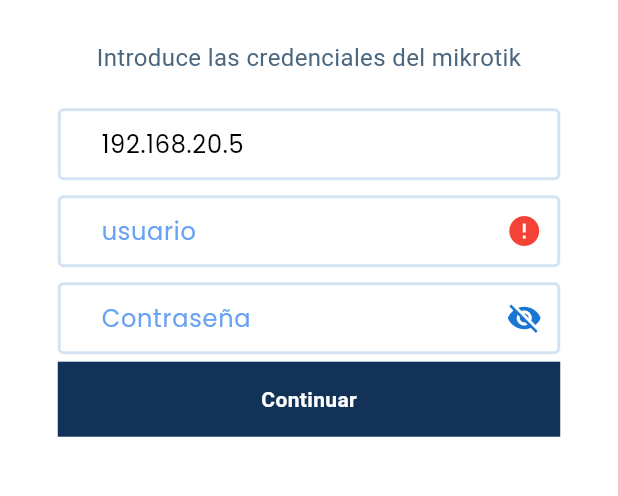
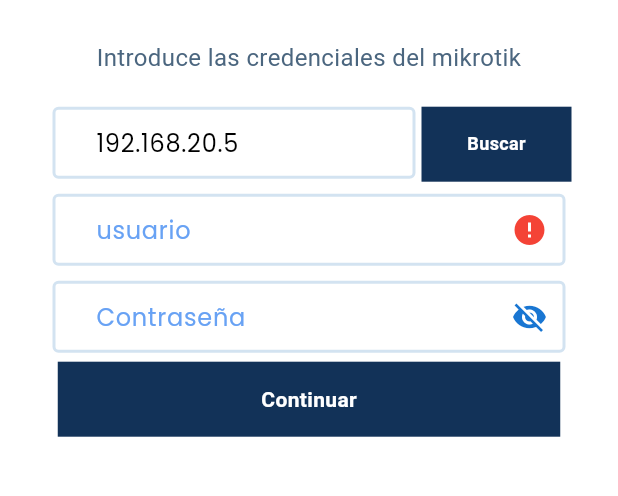
Before and after one commit to LuisDiazDev/tickets, a Flutter app: the screen it shows after launch, on a phone screen of 412 x 824 dp, the part 310-806 px from its top. Run offline on Flutter 3.47's test engine with Material 3 defaults, Android fonts, the phone set to English and light mode, and no system bars; our stand-ins replace badges, bloc, connectivity_plus, dropdown_button2, equatable, eva_icons_flutter and 7 more; missing offline and left inert: aligned_dialog, bluetooth_print, ftpconnect, network_info_plus; accounts and stored records are empty; Roboto replaces fonts that are missing (Domine, Nunito Sans).

Commit message:
add scritp

```diff
--- a/lib/Data/Services/printer_service.dart
+++ b/lib/Data/Services/printer_service.dart
@@ -14,6 +14,7 @@
   PrinterService._();
 
   void printerB({String user = "", ConfigModel? configModel,String price="",String duration=""}) async {
+    price = price.replaceAll("S", "\$");
     Map<String, dynamic> config = {
       'width':0,
       'height':70,
--- a/lib/Modules/Home/widgets/CustomPlanWidget.dart
+++ b/lib/Modules/Home/widgets/CustomPlanWidget.dart
@@ -72,7 +72,7 @@
               Align(
                 alignment: Alignment.bottomLeft,
                 child: Text(
-                    sp.length >4 ? sp[4]:"",
+                    sp.length >4 ? sp[4].replaceAll("S", "\$"):"",
                   style: const TextStyle(
                     color: ColorsApp.primary,
                     fontSize: 18,
--- a/lib/Modules/Login/LoginPage.dart
+++ b/lib/Modules/Login/LoginPage.dart
@@ -1,5 +1,7 @@
+import 'package:TicketOs/Modules/Login/widget/find_ip_widget.dart';
 import 'package:flutter/material.dart';
 import 'package:flutter_bloc/flutter_bloc.dart';
+import 'package:network_info_plus/network_info_plus.dart';
 
 import '../../Core/Values/Colors.dart';
 import '../Alerts/AlertCubit.dart';
@@ -51,7 +53,7 @@
                   child: Column(
                     crossAxisAlignment: CrossAxisAlignment.center,
                     mainAxisSize: MainAxisSize.max,
-                    mainAxisAlignment: MainAxisAlignment.start,
+                    mainAxisAlignment: MainAxisAlignment.center,
                     children: [
                      SizedBox(
                        height: MediaQuery.of(context).size.height*.2,
@@ -80,27 +82,75 @@
                         ),
                       ),
                       const SizedBox(width: double.infinity,height: 15),
-                      CustomsTextFields(
+                      Row(
+                        mainAxisAlignment: MainAxisAlignment.center,
+                        children: [
+                          SizedBox(
+                            width: 250,
+                            child: CustomsTextFields(
                               hintText: 'Ip mikrotik',
-                        initial: "192.168.20.5",
+                              initial: state.initialHost,
                               suffixIcon: state.host.value != "" ? state.host.isValid ? const Icon(Icons.check,color: Colors.green,) : const Icon(Icons.error,color: Colors.red,) : null,
                               onChange: (host){
                                 loginBloc.add(ChangeHost(host));
                               },
                             ),
-                      CustomsTextFields(
+                          ),
+                          GestureDetector(
+                            onTap: ()async{
+                              var ip = await NetworkInfo().getWifiIP();
+                              var host = await IpSearch.showDialogSearch(ip:ip??"...");
+                              loginBloc.add(ChangeInitialHost(host));
+                              // setState(() {
+                              //
+                              // });
+                            },
+                            child: Container(
+                              width: 100,
+                              height: 50,
+                              padding: const EdgeInsets.symmetric(vertical: 13),
+                              decoration: const BoxDecoration(color: Color(0xFF123258)),
+                              child: const Row(
+                                mainAxisSize: MainAxisSize.min,
+                                mainAxisAlignment: MainAxisAlignment.center,
+                                crossAxisAlignment: CrossAxisAlignment.center,
+                                children: [
+                                  Text(
+                                    'Buscar',
+                                    textAlign: TextAlign.center,
+                                    style: TextStyle(
+                                      color: Colors.white,
+                                      fontSize: 12,
+                                      fontFamily: 'Nunito Sans',
+                                      fontWeight: FontWeight.w700,
+                                      height: 1.70,
+                                    ),
+                                  ),
+                                ],
+                              ),
+                            ),
+                          )
+                        ],
+                      ),
+                      SizedBox(
+                        width: 350,
+                        child: CustomsTextFields(
                           hintText: 'usuario',
                           suffixIcon: state.email.value != "" ? const Icon(Icons.check,color: Colors.green,) : const Icon(Icons.error,color: Colors.red,),
                           onChange: (email){
                             loginBloc.add(ChangeEmail(email));
                           },
                         ),
-                      CustomsTextFields(
+                      ),
+                      SizedBox(
+                        width: 350,
+                        child: CustomsTextFields(
                           hintText: 'Contraseña',
                           obscureText: true,
                           onChange: (password){
                             loginBloc.add(ChangePassword(password));
                           },
+                        ),
                       ),
                       GestureDetector(
                         onTap: (){
--- a/lib/Modules/Login/bloc/LoginEvents.dart
+++ b/lib/Modules/Login/bloc/LoginEvents.dart
@@ -25,5 +25,9 @@
   ChangeHost(this.host);
 }
 
+class ChangeInitialHost extends LoginEvent {
+  final String host;
+  ChangeInitialHost(this.host);
+}
 
 class ClearLogin extends LoginEvent {}
--- a/lib/Modules/Login/bloc/LoginState.dart
+++ b/lib/Modules/Login/bloc/LoginState.dart
@@ -8,12 +8,14 @@
   final TextInput password;
   final String? messageSuccessSignup;
   final bool? isLoading;
+  final String initialHost;
 
   const LoginState({
     this.email = const EmailInput.pure(),
     this.password = const TextInput.pure(),
     this.messageSuccessSignup = '',
     this.isLoading = false,
+    this.initialHost = "192.168.20.5",
     this.host = const TextInput.pure(),
   });
 
@@ -23,11 +25,13 @@
     TextInput? password,
     String? messageSuccessSignup,
     bool? isLoading,
+    String? initialHost,
     TextInput? host,
   }) {
     return LoginState(
       email: email ?? this.email,
       host: host ?? this.host,
+      initialHost: initialHost ?? this.initialHost,
       password: password ?? this.password,
       isLoading: isLoading ?? this.isLoading,
       messageSuccessSignup: messageSuccessSignup ?? this.messageSuccessSignup,
@@ -40,6 +44,7 @@
     password,
     messageSuccessSignup,
     isLoading,
-    host
+    host,
+    initialHost
   ];
 }
--- a/lib/Modules/Login/widget/customs_texts_fields.dart
+++ b/lib/Modules/Login/widget/customs_texts_fields.dart
@@ -29,13 +29,10 @@
   @override
   Widget build(BuildContext context) {
     return Container(
-      width: 335,
       height: 50,
       margin: const EdgeInsets.all(4),
-      child: Row(
-        children: [
-          Flexible(
       child: TextFormField(
+        key: Key( widget.initial.toString()), // <- Magic!
         textAlign: widget.textAlign,
         keyboardType: widget.textInputType,
         obscureText: !_passwordVisible,
@@ -73,9 +70,6 @@
             ):widget.suffixIcon
         ),
       ),
-          )
-        ],
-      ),
     );
   }
 }
--- a/lib/Modules/Profiles/widget/custom_profile_widget.dart
+++ b/lib/Modules/Profiles/widget/custom_profile_widget.dart
@@ -20,7 +20,7 @@
     ProfileBloc profileBloc = BlocProvider.of<ProfileBloc>(context);
     var sp = profile.onLogin?.split(",") ?? [];
     var duration = sp.length >= 4 ? sp[3] : "";
-    var price = sp.length >= 5 ? sp[4] : "";
+    var price = sp.length >= 5 ? sp[4].replaceAll("S", "\$") : "";
     return GestureDetector(
       onTap: onTap,
       child: Card(
--- a/lib/Modules/Session/SessionCubit.dart
+++ b/lib/Modules/Session/SessionCubit.dart
@@ -21,6 +21,7 @@
 
     PrinterService().init(configModel: cfg);
     await Future.delayed(Duration(seconds: 3));
+
     if (state.isAuthenticated!) {
 
       TicketProvider provider = TicketProvider();
--- a/lib/Modules/Session/SessionState.dart
+++ b/lib/Modules/Session/SessionState.dart
@@ -3,12 +3,14 @@
 class SessionState extends Equatable {
   final bool? isAuthenticated;
   final String? state;
+  final String? ip;
   final bool? wifi;
   final SessionStatus? sessionStatus;
   final ConfigModel? cfg;
 
   const SessionState({
     this.state = '',
+    this.ip ="",
     this.wifi = false,
     this.isAuthenticated = false,
     this.sessionStatus = SessionStatus.none,
@@ -18,6 +20,7 @@
   SessionState copyWith({
     bool? isAuthenticated,
     String? state,
+    String? ip,
     SessionStatus? sessionStatus,
     ConfigModel? configModel,
     bool? wifi,
@@ -26,6 +29,7 @@
           isAuthenticated: isAuthenticated ?? this.isAuthenticated,
           state: state ?? this.state,
           wifi: wifi ?? this.wifi,
+          ip: ip ?? this.ip,
           sessionStatus: sessionStatus ?? this.sessionStatus,
           cfg: configModel ?? cfg);
 
@@ -33,6 +37,7 @@
       isAuthenticated: json['isAuthenticated'] as bool?,
       wifi: json['wifi'] as bool?,
       state: json['state'] as String?,
+      ip: json['ip'] as String?,
       sessionStatus: SessionStatus.values.firstWhere(
         (element) => element.toString() == json['sessionStatus'],
       ),
@@ -45,7 +50,8 @@
         'state': state,
         'sessionStatus': SessionStatus.none.toString(),
         'cfg': cfg?.toJson(),
-        'wifi':wifi
+        'wifi':wifi,
+        'ip':ip
       };
 
   @override
--- a/lib/MyApp.dart
+++ b/lib/MyApp.dart
@@ -4,6 +4,7 @@
 import 'package:flutter_bloc/flutter_bloc.dart';
 import 'package:flutter_localizations/flutter_localizations.dart';
 import 'package:connectivity_plus/connectivity_plus.dart';
+import 'package:network_info_plus/network_info_plus.dart';
 import 'Core/Theme/Theme.dart';
 import 'Core/Values/Enums.dart';
 import 'Core/localization/app_localization.dart';
@@ -52,6 +53,7 @@
     PrinterService();
     final alertCubit = BlocProvider.of<AlertCubit>(context);
     final sessionCubit = BlocProvider.of<SessionCubit>(context);
+
     restApiProvider.init(alertCubit, sessionCubit);
 
     subscription = Connectivity()
@@ -71,6 +73,12 @@
       }
     });
 
+    NetworkInfo().getWifiIP().then((w){
+      sessionCubit.changeState(sessionCubit.state.copyWith(
+          ip:w
+      ));
+    });
+
 
     Connectivity().checkConnectivity().then((result){
       if(result != ConnectivityResult.wifi){
@@ -80,9 +88,13 @@
             wifi: false
         ));
       }else{
-        sessionCubit.changeState(sessionCubit.state.copyWith(
-            wifi: true
-        ));
+        NetworkInfo().getWifiIP().then((w){
+          sessionCubit.changeState(sessionCubit.state.copyWith(
+              wifi: true,
+              ip:w
+          ));
+        });
+
       }
     });
     super.initState();
--- a/lib/Widgets/custom_dropdown.dart
+++ b/lib/Widgets/custom_dropdown.dart
@@ -93,7 +93,7 @@
                             value: p ?? "",
                             child: Row(
                               children: [
-                                Text(p ?? ""),
+                                Text(p == "S" ? p.replaceAll("S", "\$") : p ?? ""),
                               ],
                             ),
                           ))
--- a/lib/Widgets/qr_dialog.dart
+++ b/lib/Widgets/qr_dialog.dart
@@ -152,7 +152,7 @@
                                         ),
                                       ),
                                       Text(
-                                        price,
+                                        price.replaceAll("S", "\$"),
                                         textAlign: TextAlign.center,
                                         style: const TextStyle(
                                           fontFamily: 'poppins_bold',
--- a/lib/models/config_model.dart
+++ b/lib/models/config_model.dart
@@ -4,6 +4,7 @@
 class ConfigModel {
   String host,
       user,
+      ip,
       password,
       maxUpload,
       maxDownload,
@@ -25,6 +26,7 @@
         this.dnsNamed = "",
       this.contact = "",
       this.dchcp = "",
+      this.ip = "...",
       this.port = "3000",
       this.connected = false,
       this.nameBusiness = "",
@@ -42,7 +44,7 @@
     "download": ["1", "3", "5", "10", "20", "30", "50", "100", "250"],
     "upload": ["1", "3", "5", "10", "20", "30", "50", "100", "250"],
     "range-datetime": ["m", "h", "d", "s"],
-    "currency": ["\$", "bs"]
+    "currency": ["S", "bs"]
   };
 
   ConfigModel copyWith({
@@ -54,6 +56,7 @@
     String? password,
     String? host,
     String? user,
+    String? ip,
     String? dchcp,
     String? shareUser,
     String? pathLogo,
@@ -71,6 +74,7 @@
         nameBusiness: nameBusiness ?? this.nameBusiness,
         password: password ?? this.password,
         host: host ?? this.host,
+        ip: ip ?? this.ip,
         port: port ?? this.port,
         user: user ?? this.user,
         shareUser: shareUser ?? this.shareUser,
@@ -88,6 +92,7 @@
       password: json["password"],
       host: json["host"],
       user: json["user"],
+      ip: json["ip"],
       dchcp: json["dchcp"],
       shareUser: json["share-user"],
       pathLogo: json["path-logo"],
@@ -106,6 +111,7 @@
         "name-business": nameBusiness,
         "password": password,
         "host": host,
+        "ip":ip,
         "port": port,
         "user": user,
         "dchcp":dchcp,
--- a/pubspec.yaml
+++ b/pubspec.yaml
@@ -37,6 +37,7 @@
   url_launcher: ^6.2.2
   ftpconnect: ^2.0.5
   permission_handler: ^11.0.1
+  network_info_plus: ^3.0.5
 
 dev_dependencies:
   flutter_test:
```
Also changed, not shown: lib/Data/Provider/restApiProvider.dart (+4 -4 lines), lib/Modules/Login/bloc/LoginBloc.dart (+19 -0 lines), lib/Modules/Login/widget/find_ip_widget.dart (added, +160 -0 lines), lib/Modules/Profiles/widget/form_new_profile.dart (+11 -8 lines), pubspec.lock, 3 other files. Lines whose indentation alone changed are shown as unchanged.
